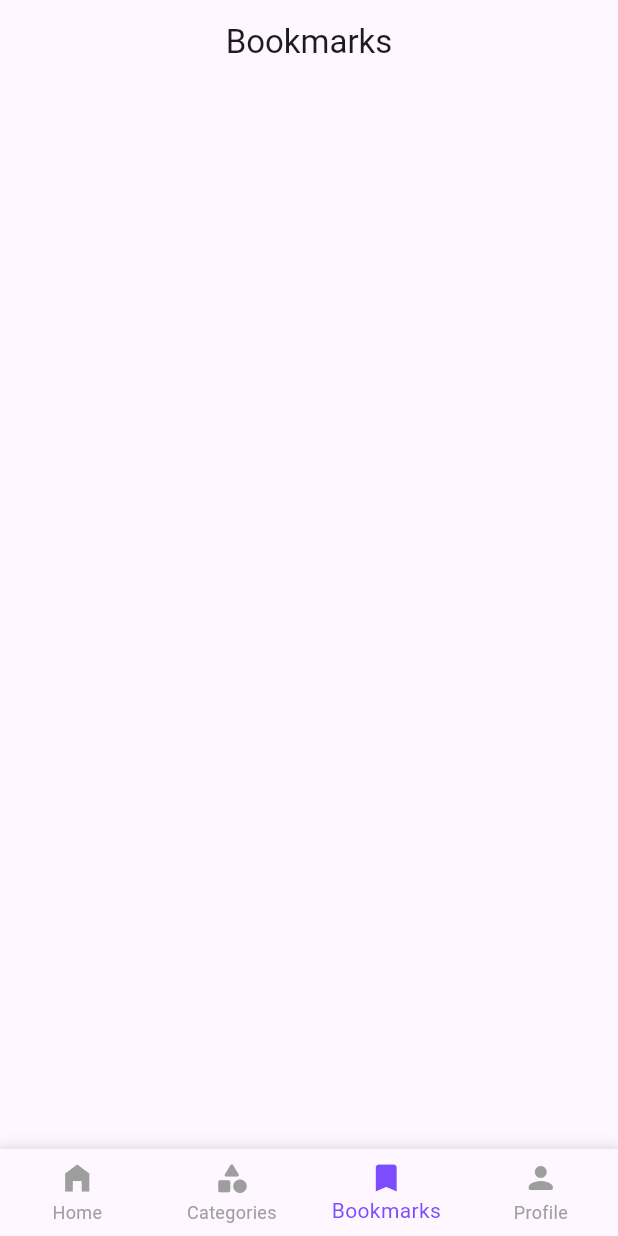
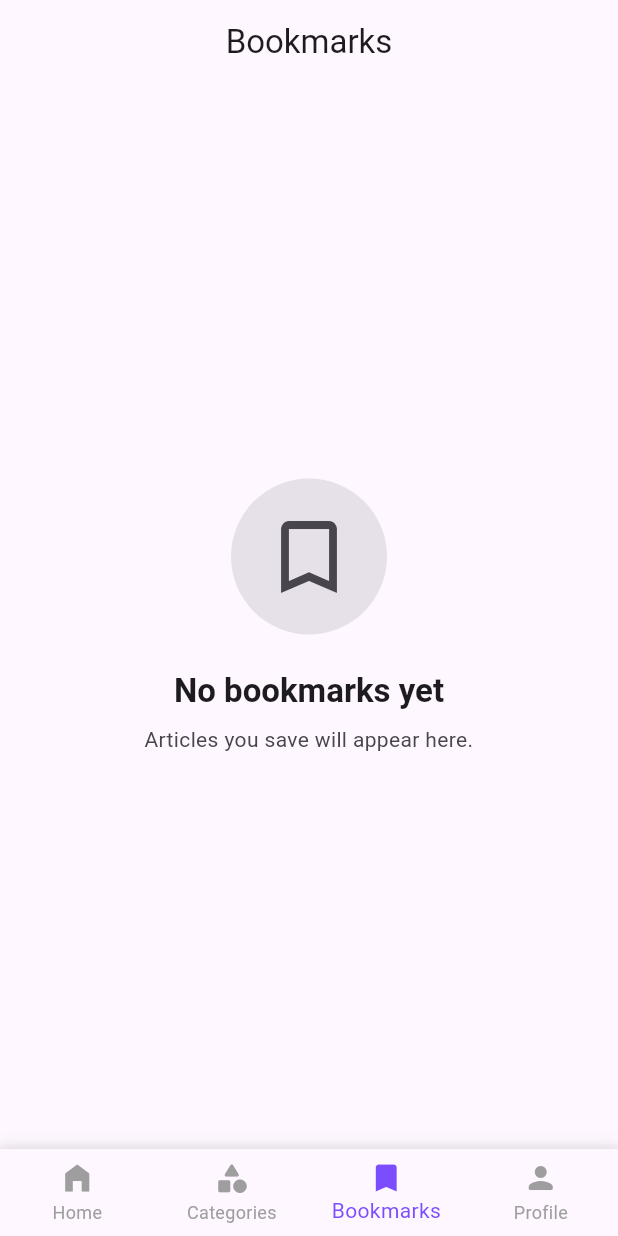
Before and after one commit to MosalahDJ/Newsili, a Flutter app: the screen it shows after launch, item 3 of the bottom bar chosen, on a phone screen of 412 x 824 dp. Run offline on Flutter 3.47's test engine with Material 3 defaults, Android fonts, the light colour scheme and no system bars; our stand-ins replace carousel_slider, flutter_bloc, flutter_dotenv, skeletonizer, smooth_page_indicator, sqflite; accounts and stored records are empty; network calls fail.

Commit message:
modifying the bookmarks page

```diff
--- a/lib/presentation/screens/bookmarks_page.dart
+++ b/lib/presentation/screens/bookmarks_page.dart
@@ -1,9 +1,9 @@
 import 'package:flutter/material.dart';
 import 'package:flutter_bloc/flutter_bloc.dart';
+import 'package:intl/intl.dart';
 import 'package:newsily/data/models/news_data_model.dart';
 import 'package:newsily/logic/cubit/save_articles.dart/bookmarks_cubit.dart';
 import 'package:newsily/logic/cubit/save_articles.dart/bookmarks_state.dart';
-import 'package:newsily/presentation/widgets/home_page_skeleton.dart';
 
 class BookmarksPage extends StatefulWidget {
   const BookmarksPage({super.key});
@@ -30,94 +30,206 @@ class _BookmarksPageState extends State<BookmarksPage> {
       body: BlocBuilder<BookmarksCubit, BookmarksState>(
         builder: (context, state) {
           if (state is BookmarksLoading) {
-            return const Center(child: CircularProgressIndicator());
+            return const _BookmarksSkeleton();
           } else if (state is BookmarksError) {
-            return Center(child: Text(state.message));
+            return Center(
+              child: Padding(
+                padding: const EdgeInsets.all(24.0),
+                child: Column(
+                  mainAxisAlignment: MainAxisAlignment.center,
+                  children: [
+                    const Icon(
+                      Icons.error_outline,
+                      size: 64,
+                      color: Colors.grey,
+                    ),
+                    const SizedBox(height: 16),
+                    Text(
+                      state.message,
+                      textAlign: TextAlign.center,
+                      style: Theme.of(context).textTheme.bodyLarge,
+                    ),
+                    const SizedBox(height: 24),
+                    ElevatedButton.icon(
+                      onPressed: () {
+                        context.read<BookmarksCubit>().loadBookmarks();
+                      },
+                      icon: const Icon(Icons.refresh),
+                      label: const Text('Retry'),
+                    ),
+                  ],
+                ),
+              ),
+            );
           } else if (state is BookmarksLoaded) {
+            final articles = state.savedArticles;
+            if (articles.isEmpty) {
+              return const _EmptyBookmarksView();
+            }
+
             return RefreshIndicator(
               onRefresh: () async {
                 context.read<BookmarksCubit>().loadBookmarks();
               },
-              child: SingleChildScrollView(
-                physics: const NeverScrollableScrollPhysics(),
-                child: Padding(
+              child: ListView.builder(
                 padding: const EdgeInsets.symmetric(
                   horizontal: 16,
                   vertical: 12,
                 ),
-                  child: _buildContent(context, state.savedArticles),
-                ),
-              ),
-            );
-          }
-          return HomePageSkeleton();
+                itemCount: articles.length,
+                itemBuilder: (context, index) {
+                  final article = articles[index];
+                  return _BookmarkCard(article: article);
                 },
               ),
             );
           }
 
-  Widget _buildContent(BuildContext context, List<Articles> articles) {
+          return const _BookmarksSkeleton();
+        },
+      ),
+    );
+  }
+}
+
+// ====== Empty State ======
+class _EmptyBookmarksView extends StatelessWidget {
+  const _EmptyBookmarksView();
+
+  @override
+  Widget build(BuildContext context) {
+    return Center(
+      child: Padding(
+        padding: const EdgeInsets.all(32.0),
+        child: Column(
+          mainAxisAlignment: MainAxisAlignment.center,
+          children: [
+            Container(
+              padding: const EdgeInsets.all(20),
+              decoration: BoxDecoration(
+                shape: BoxShape.circle,
+                color: Theme.of(context).colorScheme.surfaceContainerHighest,
+              ),
+              child: Icon(
+                Icons.bookmark_border,
+                size: 64,
+                color: Theme.of(context).colorScheme.onSurfaceVariant,
+              ),
+            ),
+            const SizedBox(height: 24),
+            Text(
+              'No bookmarks yet',
+              style: Theme.of(
+                context,
+              ).textTheme.titleLarge?.copyWith(fontWeight: FontWeight.w600),
+              textAlign: TextAlign.center,
+            ),
+            const SizedBox(height: 8),
+            Text(
+              'Articles you save will appear here.',
+              style: Theme.of(context).textTheme.bodyMedium?.copyWith(
+                color: Theme.of(context).colorScheme.onSurfaceVariant,
+              ),
+              textAlign: TextAlign.center,
+            ),
+          ],
+        ),
+      ),
+    );
+  }
+}
+
+// ====== Skeleton Loader ======
+class _BookmarksSkeleton extends StatelessWidget {
+  const _BookmarksSkeleton();
+
+  @override
+  Widget build(BuildContext context) {
     return ListView.builder(
-      shrinkWrap: true,
-      padding: const EdgeInsets.symmetric(horizontal: 16, vertical: 8),
-      itemCount: articles.length, // Replace with actual count
+      padding: const EdgeInsets.symmetric(horizontal: 16, vertical: 12),
+      itemCount: 5,
       itemBuilder: (context, index) {
-        return _BookmarkCard(
-          title: articles[index].title!,
-          description: articles[index].description,
-          date: DateTime.now(),
+        return Card(
+          margin: const EdgeInsets.symmetric(vertical: 6),
+          child: Padding(
+            padding: const EdgeInsets.all(16),
+            child: Column(
+              crossAxisAlignment: CrossAxisAlignment.start,
+              children: [
+                Container(
+                  height: 20,
+                  width: double.infinity,
+                  color: Colors.grey[300],
+                ),
+                const SizedBox(height: 12),
+                Container(
+                  height: 16,
+                  width: double.infinity,
+                  color: Colors.grey[300],
+                ),
+                const SizedBox(height: 8),
+                Container(height: 16, width: 120, color: Colors.grey[300]),
+              ],
+            ),
+          ),
         );
       },
     );
   }
 }
 
-// Reusable card (keep for when you add real items)
+// ====== Bookmark Card ======
 class _BookmarkCard extends StatelessWidget {
-  final String title;
-  final String? description;
-  final DateTime date;
+  final Articles article;
 
-  const _BookmarkCard({
-    required this.title,
-    this.description,
-    required this.date,
-  });
+  const _BookmarkCard({required this.article});
 
   @override
   Widget build(BuildContext context) {
+    final publishedAt = article.publishedAt != null
+        ? DateTime.tryParse(article.publishedAt!) ?? DateTime.now()
+        : DateTime.now();
+
     return Card(
-      margin: const EdgeInsets.symmetric(vertical: 4),
+      margin: const EdgeInsets.symmetric(vertical: 6),
+      elevation: 1,
+      shape: RoundedRectangleBorder(borderRadius: BorderRadius.circular(12)),
       clipBehavior: Clip.hardEdge,
+      child: InkWell(
+        onTap: () {
+          Navigator.pushNamed(context, "/article", arguments: article);
+        },
         child: Padding(
           padding: const EdgeInsets.all(16),
           child: Column(
             crossAxisAlignment: CrossAxisAlignment.start,
             children: [
               Text(
-              title,
-              style: Theme.of(
-                context,
-              ).textTheme.titleMedium?.copyWith(fontWeight: FontWeight.bold),
+                article.title ?? 'Untitled Article',
+                style: Theme.of(context).textTheme.titleMedium?.copyWith(
+                  fontWeight: FontWeight.bold,
+                  height: 1.3,
+                ),
                 maxLines: 2,
                 overflow: TextOverflow.ellipsis,
               ),
-            if (description != null) ...[
-              const SizedBox(height: 8),
+              if (article.description != null) ...[
+                const SizedBox(height: 10),
                 Text(
-                description!,
+                  article.description!,
                   style: Theme.of(context).textTheme.bodyMedium?.copyWith(
                     color: Theme.of(context).colorScheme.onSurfaceVariant,
+                    height: 1.4,
                   ),
                   maxLines: 2,
                   overflow: TextOverflow.ellipsis,
                 ),
               ],
-            const SizedBox(height: 8),
+              const SizedBox(height: 12),
               Align(
                 alignment: Alignment.bottomRight,
                 child: Text(
-                _formatDate(date),
+                  _formatDate(publishedAt),
                   style: Theme.of(context).textTheme.labelSmall?.copyWith(
                     color: Theme.of(context).colorScheme.onSurfaceVariant,
                   ),
@@ -126,12 +238,22 @@ class _BookmarkCard extends StatelessWidget {
             ],
           ),
         ),
+      ),
     );
   }
 
   String _formatDate(DateTime date) {
     final now = DateTime.now();
-    if (date.difference(now).inDays == 0) return 'Today';
-    return '${date.month}/${date.day}';
+    final diff = now.difference(date);
+
+    if (diff.inDays == 0) {
+      return 'Today';
+    } else if (diff.inDays == 1) {
+      return 'Yesterday';
+    } else if (diff.inDays < 7) {
+      return '${diff.inDays}d ago';
+    } else {
+      return DateFormat('MMM d').format(date);
     }
   }
+}
```
Lines whose indentation alone changed are shown as unchanged.
